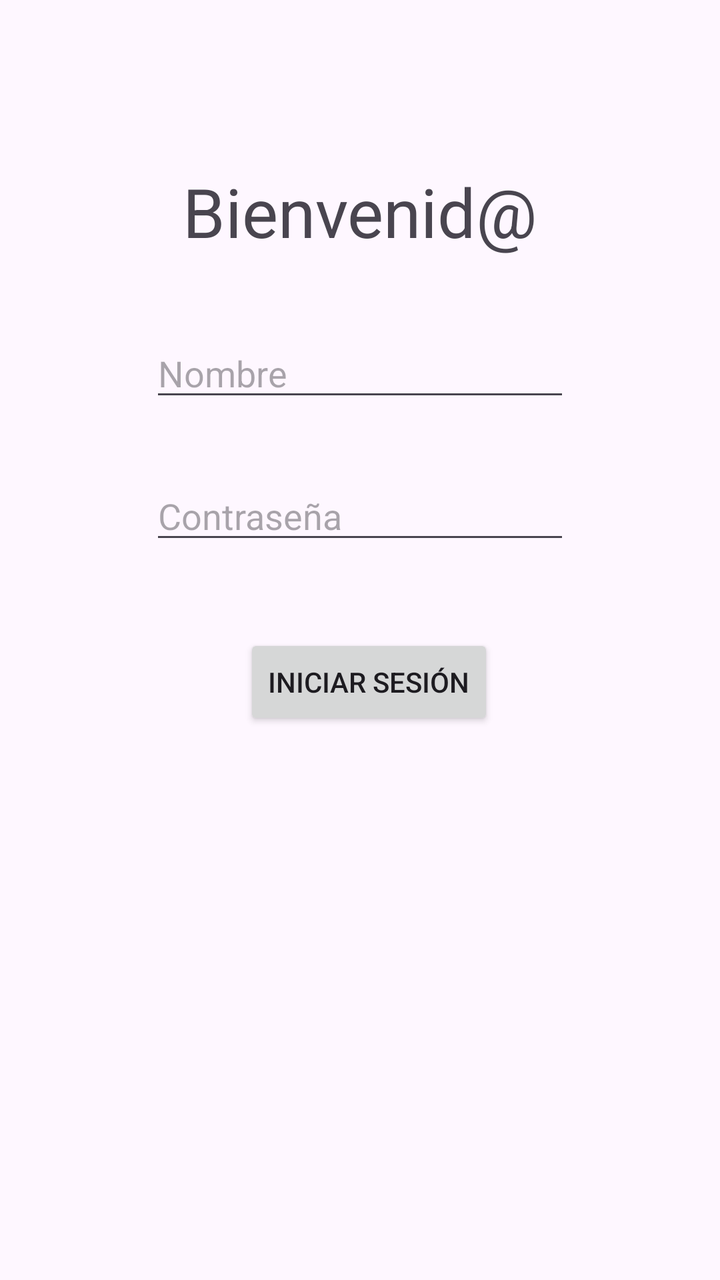
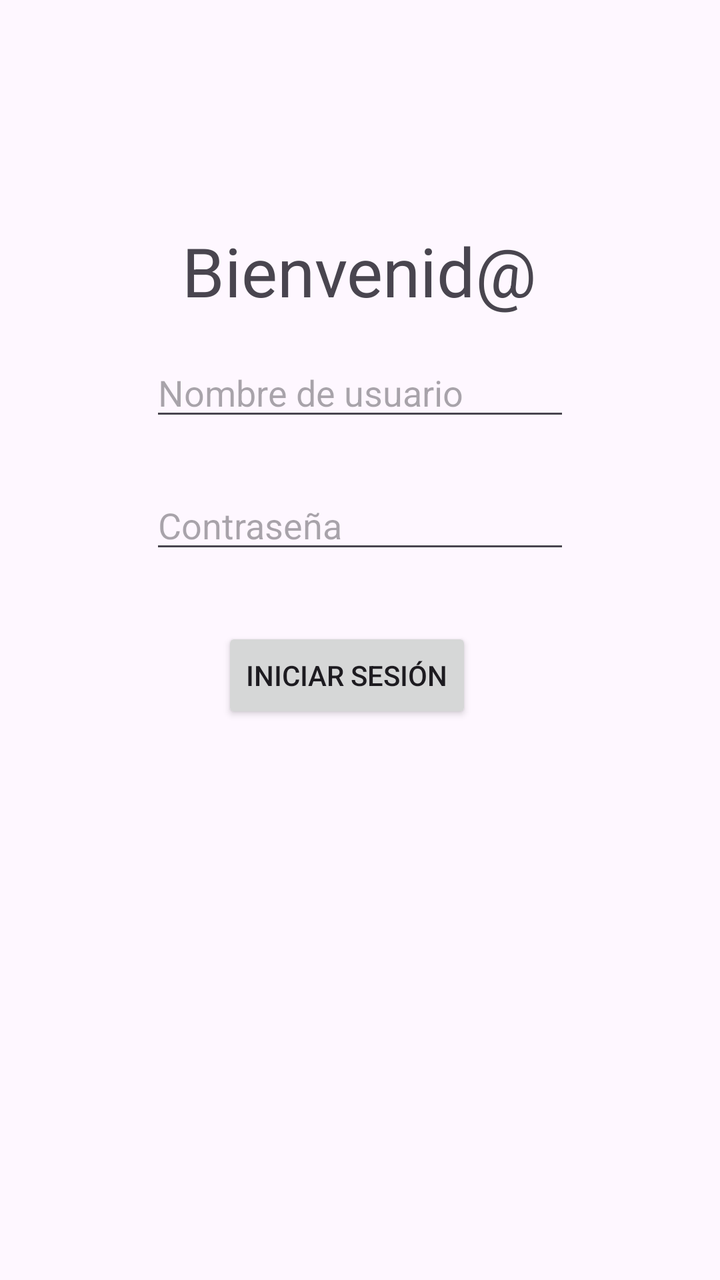

Before-and-after screenshots of an Android layout around one commit, followed by the original layout XML and the change that was made.
<!-- AndroidManifest.xml: application theme Theme.Examen2MFGA -->
<!-- res/layout/activity_main.xml -->
<?xml version="1.0" encoding="utf-8"?>
<androidx.constraintlayout.widget.ConstraintLayout xmlns:android="http://schemas.android.com/apk/res/android"
    xmlns:app="http://schemas.android.com/apk/res-auto"
    xmlns:tools="http://schemas.android.com/tools"
    android:id="@+id/main"
    android:layout_width="match_parent"
    android:layout_height="match_parent"
    tools:context=".MainActivity">


    <TextView
        android:id="@+id/txw"
        android:layout_width="wrap_content"
        android:layout_height="wrap_content"
        android:layout_marginTop="83dp"
        android:layout_marginEnd="16dp"
        android:text="Bienvenid@"
        android:textSize="34sp"
        app:layout_constraintEnd_toEndOf="@+id/edtNombre"
        app:layout_constraintTop_toTopOf="parent" />

    <EditText
        android:id="@+id/edtNombre"
        android:layout_width="wrap_content"
        android:layout_height="wrap_content"
        android:layout_marginTop="36dp"
        android:ems="10"
        android:hint="Nombre"
        android:inputType="text"
        app:layout_constraintEnd_toEndOf="parent"
        app:layout_constraintStart_toStartOf="parent"
        app:layout_constraintTop_toBottomOf="@+id/txw" />

    <EditText
        android:id="@+id/edtContraseña"
        android:layout_width="wrap_content"
        android:layout_height="wrap_content"
        android:layout_marginTop="30dp"
        android:ems="10"
        android:hint="Contraseña"
        android:inputType="textPassword"
        app:layout_constraintStart_toStartOf="@+id/edtNombre"
        app:layout_constraintTop_toBottomOf="@+id/edtNombre" />

    <Button
        android:id="@+id/btnSesion"
        android:layout_width="wrap_content"
        android:layout_height="wrap_content"
        android:layout_marginTop="40dp"
        android:layout_marginEnd="38dp"
        android:text="Iniciar sesión"
        app:layout_constraintEnd_toEndOf="@+id/edtContraseña"
        app:layout_constraintTop_toBottomOf="@+id/edtContraseña" />


</androidx.constraintlayout.widget.ConstraintLayout>
<!-- resources referenced by this layout -->
<resources>
  <style name="Theme.Examen2MFGA" parent="Base.Theme.Examen2MFGA" />
  <style name="Base.Theme.Examen2MFGA" parent="Theme.Material3.DayNight.NoActionBar">
          
          
      </style>
</resources>

<!-- the commit's change to res/layout/activity_main.xml (unified diff, before → after) -->
@@ -9,33 +9,33 @@
 
 
     <TextView
-        android:id="@+id/txw"
+        android:id="@+id/txwSaludo"
         android:layout_width="wrap_content"
         android:layout_height="wrap_content"
-        android:layout_marginTop="83dp"
-        android:layout_marginEnd="16dp"
+        android:layout_marginStart="16dp"
+        android:layout_marginBottom="16dp"
         android:text="Bienvenid@"
         android:textSize="34sp"
-        app:layout_constraintEnd_toEndOf="@+id/edtNombre"
-        app:layout_constraintTop_toTopOf="parent" />
+        app:layout_constraintBottom_toTopOf="@+id/edtNombre"
+        app:layout_constraintStart_toStartOf="@+id/edtNombre" />
 
     <EditText
         android:id="@+id/edtNombre"
         android:layout_width="wrap_content"
         android:layout_height="wrap_content"
-        android:layout_marginTop="36dp"
+        android:layout_marginTop="174dp"
         android:ems="10"
-        android:hint="Nombre"
+        android:hint="Nombre de usuario"
         android:inputType="text"
         app:layout_constraintEnd_toEndOf="parent"
         app:layout_constraintStart_toStartOf="parent"
-        app:layout_constraintTop_toBottomOf="@+id/txw" />
+        app:layout_constraintTop_toTopOf="parent" />
 
     <EditText
         android:id="@+id/edtContraseña"
         android:layout_width="wrap_content"
         android:layout_height="wrap_content"
-        android:layout_marginTop="30dp"
+        android:layout_marginTop="25dp"
         android:ems="10"
         android:hint="Contraseña"
         android:inputType="textPassword"
@@ -46,10 +46,10 @@
         android:id="@+id/btnSesion"
         android:layout_width="wrap_content"
         android:layout_height="wrap_content"
-        android:layout_marginTop="40dp"
-        android:layout_marginEnd="38dp"
+        android:layout_marginStart="36dp"
+        android:layout_marginTop="32dp"
         android:text="Iniciar sesión"
-        app:layout_constraintEnd_toEndOf="@+id/edtContraseña"
+        app:layout_constraintStart_toStartOf="@+id/edtContraseña"
         app:layout_constraintTop_toBottomOf="@+id/edtContraseña" />
 
 
